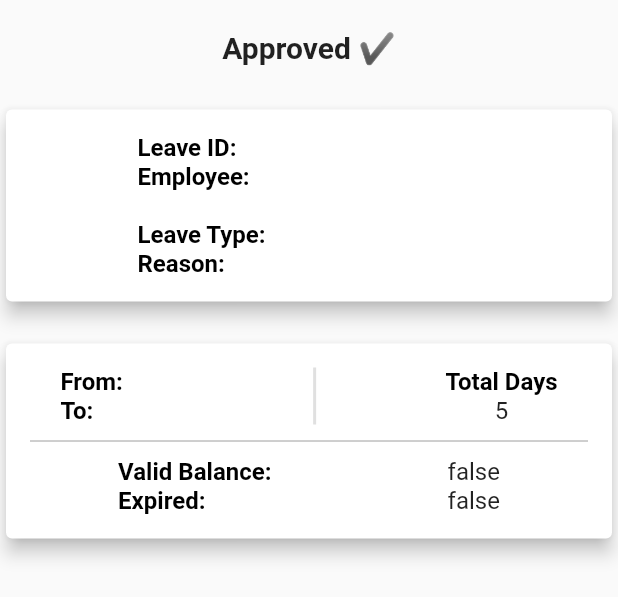
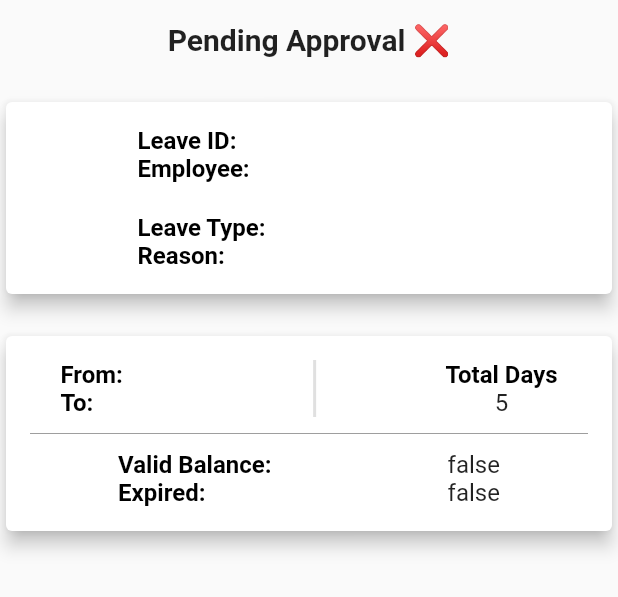
Before and after one commit to GhassanAlKaraan/employee-self-service-app, a Flutter app: the DetailsCard widget shown alone on an empty page, opened directly with empty values, on a phone screen of 412 x 824 dp. Shown: the top 597 px of the screen. Run offline on Flutter 3.47's test engine with Material 2 defaults, Android fonts, the phone set to English and light mode, and no system bars; our stand-ins replace cloud_firestore, firebase_auth, firebase_core, google_sign_in; accounts and stored records are empty.

```diff
--- a/lib/read_leaves page/components/read data/details_card.dart
+++ b/lib/read_leaves page/components/read data/details_card.dart
@@ -30,22 +30,17 @@ class DetailsCard extends StatelessWidget {
   Widget build(BuildContext context) {
     return Column(
       children: [
-        // Status
-        const SizedBox(
-          height: 20,
-        ),
+        const SizedBox(height: 15),
         Row(
           mainAxisAlignment: MainAxisAlignment.center,
           children: [
             Text(
-              isApproved ? "Pending Approval ❌" : "Approved ✔",
+              isApproved ? "Approved ✔" : "Pending Approval ❌",
               style: const TextStyle(fontSize: 20, fontWeight: FontWeight.bold),
             ),
           ],
         ),
-        const SizedBox(
-          height: 25
-        ),
+        const SizedBox(height: 25),
 
         // First card
         InfoCard1(
```
Also changed, not shown: lib/read_leaves page/leave_details_page.dart (+24 -21 lines).
